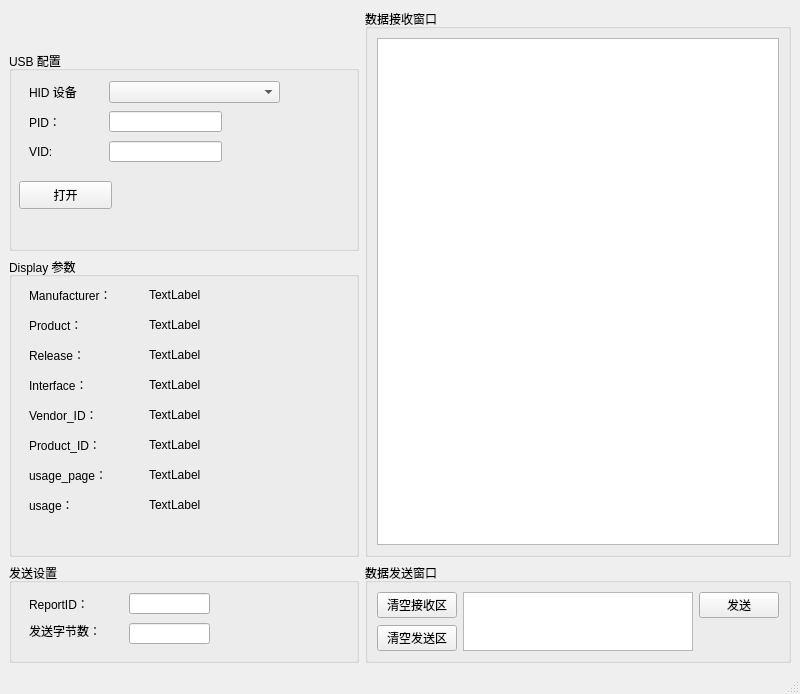
isDerek/MouseTool, file mousedebug.ui: the form before one commit.
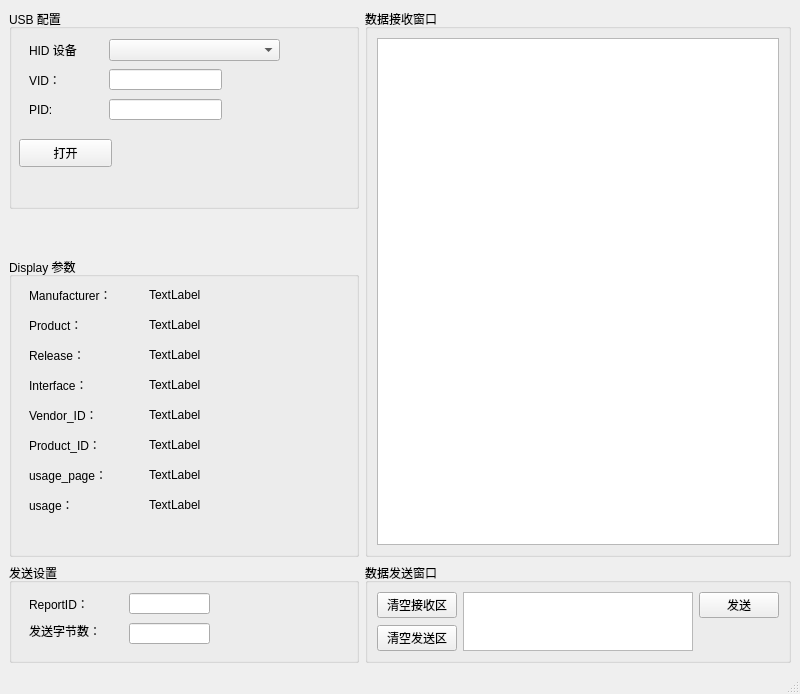
The form after the commit.

```diff
--- a/mousedebug.ui
+++ b/mousedebug.ui
@@ -364,7 +364,7 @@
       </layout>
      </widget>
     </item>
-    <item row="1" column="0">
+    <item row="0" column="0">
      <widget class="QGroupBox" name="groupBox">
       <property name="minimumSize">
        <size>
@@ -427,7 +427,7 @@
         </rect>
        </property>
        <property name="text">
-        <string>PID：</string>
+        <string>VID：</string>
        </property>
       </widget>
       <widget class="QLabel" name="label_13">
@@ -440,20 +440,20 @@
         </rect>
        </property>
        <property name="text">
-        <string>VID:</string>
-       </property>
-      </widget>
-      <widget class="QLineEdit" name="PIDLineEdit">
-       <property name="geometry">
-        <rect>
-         <x>100</x>
-         <y>60</y>
-         <width>113</width>
-         <height>21</height>
-        </rect>
+        <string>PID:</string>
        </property>
       </widget>
       <widget class="QLineEdit" name="VIDLineEdit">
+       <property name="geometry">
+        <rect>
+         <x>100</x>
+         <y>60</y>
+         <width>113</width>
+         <height>21</height>
+        </rect>
+       </property>
+      </widget>
+      <widget class="QLineEdit" name="PIDLineEdit">
        <property name="geometry">
         <rect>
          <x>100</x>
```
Left out of the diff: 2 changed lines with no effect on the pictures.
